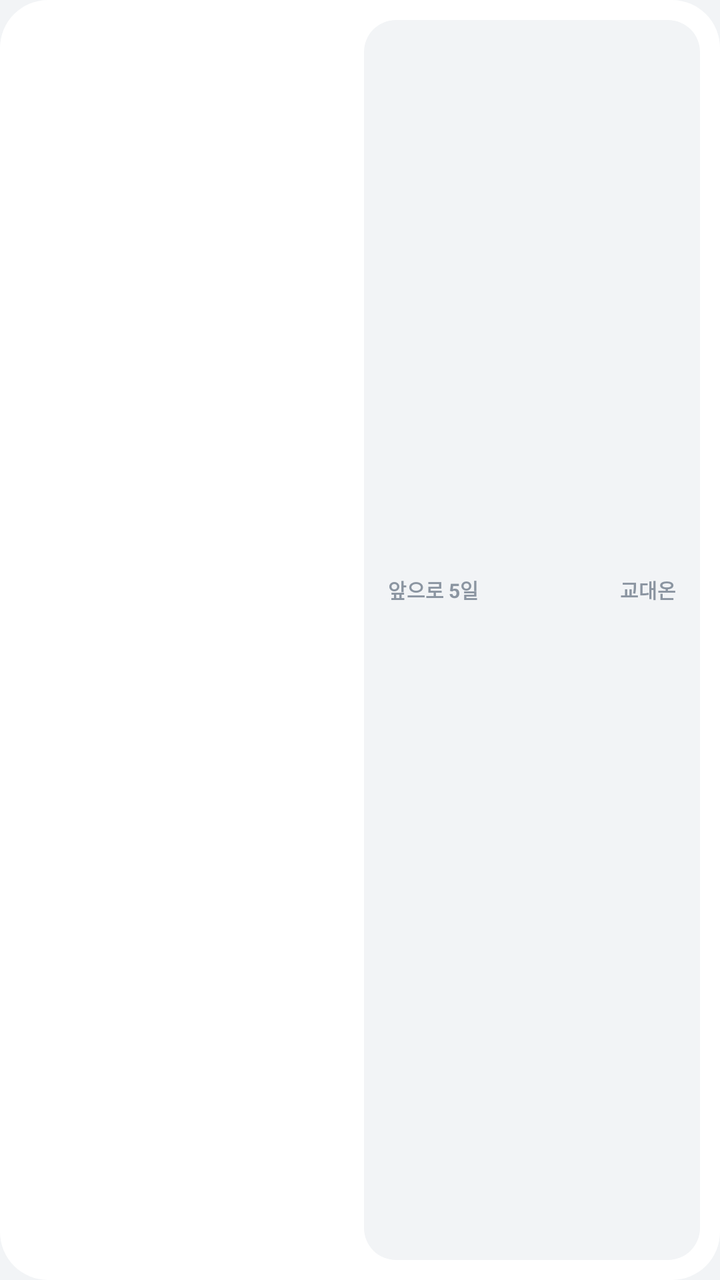
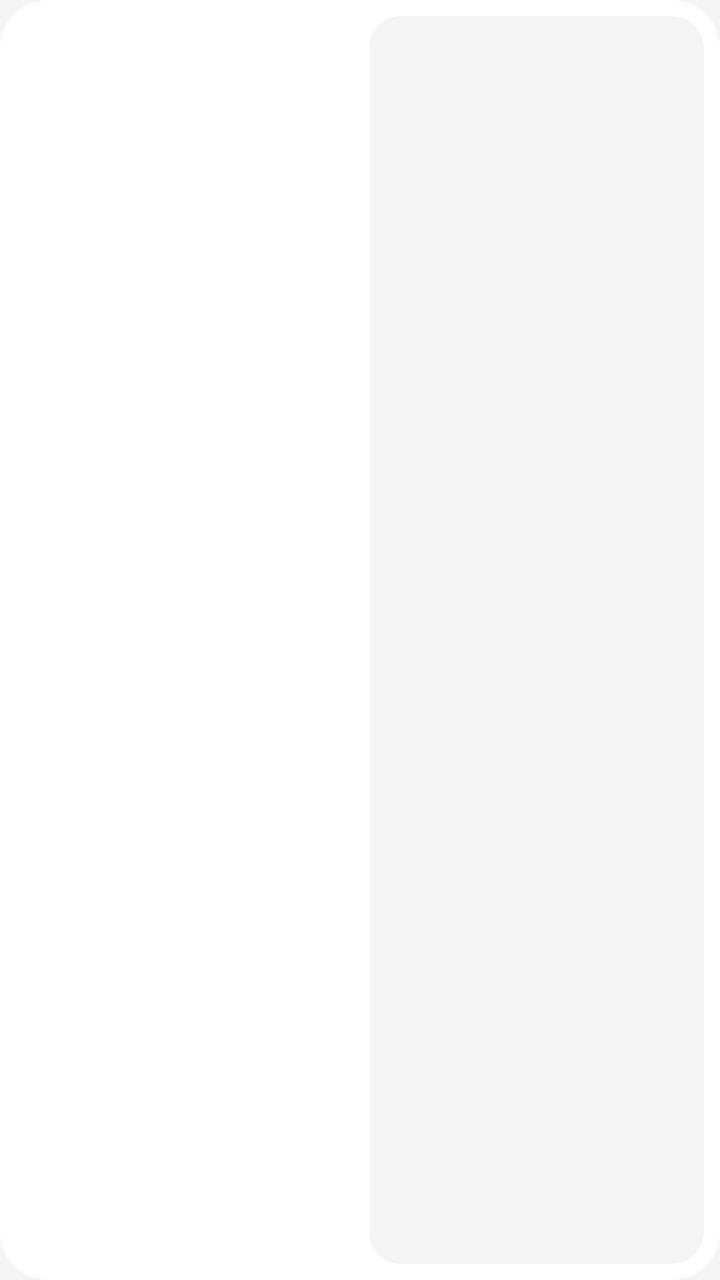

Compare the two renders of this Android layout. The source of the first and the diff that turns it into the second are given below.
<!-- AndroidManifest.xml: application theme AppTheme -->
<!-- res/layout/widget_4x1.xml -->
<?xml version="1.0" encoding="utf-8"?>
<FrameLayout xmlns:android="http://schemas.android.com/apk/res/android"
    android:id="@+id/root"
    android:layout_width="match_parent"
    android:layout_height="match_parent"
    android:background="@drawable/widget_bg"
    android:padding="10dp">

    <TextView android:id="@+id/empty" android:layout_width="match_parent" android:layout_height="match_parent" android:gravity="center" android:text="@string/widget_empty" android:textColor="@color/w_sub" android:textSize="12sp" android:visibility="gone" />

    <LinearLayout android:id="@+id/content" android:layout_width="match_parent" android:layout_height="match_parent" android:orientation="horizontal">
        <LinearLayout android:layout_width="0dp" android:layout_height="match_parent" android:layout_weight="1" android:gravity="center_vertical" android:orientation="vertical" android:paddingStart="10dp">
            <TextView android:id="@+id/today_cap" android:layout_width="wrap_content" android:layout_height="wrap_content" android:includeFontPadding="false" android:maxLines="1" android:ellipsize="end" android:textSize="11sp" android:textColor="@color/w_sub" android:textStyle="bold" />
            <TextView android:id="@+id/today_name" android:layout_width="wrap_content" android:layout_marginTop="3dp" android:layout_height="wrap_content" android:includeFontPadding="false" android:maxLines="1" android:ellipsize="end" android:textSize="26sp" android:textColor="@color/w_blue" android:textStyle="bold" />
            <TextView android:id="@+id/today_time" android:layout_width="wrap_content" android:layout_marginTop="3dp" android:layout_height="wrap_content" android:includeFontPadding="false" android:maxLines="1" android:ellipsize="end" android:textSize="11sp" android:textColor="@color/w_body" />
        </LinearLayout>
        <LinearLayout android:layout_width="0dp" android:layout_height="match_parent" android:layout_weight="0.8" android:gravity="center_vertical" android:orientation="vertical" android:paddingStart="4dp">
            <TextView android:id="@+id/next_cap" android:layout_width="wrap_content" android:layout_height="wrap_content" android:includeFontPadding="false" android:maxLines="1" android:ellipsize="end" android:textSize="11sp" android:textColor="@color/w_sub" android:textStyle="bold" />
            <TextView android:id="@+id/next_name" android:layout_width="wrap_content" android:layout_marginTop="3dp" android:layout_height="wrap_content" android:includeFontPadding="false" android:maxLines="1" android:ellipsize="end" android:textSize="19sp" android:textColor="@color/w_ink" android:textStyle="bold" />
            <TextView android:id="@+id/next_time" android:layout_width="wrap_content" android:layout_marginTop="3dp" android:layout_height="wrap_content" android:includeFontPadding="false" android:maxLines="1" android:ellipsize="end" android:textSize="11sp" android:textColor="@color/w_body" />
        </LinearLayout>
        <LinearLayout android:layout_width="0dp" android:layout_height="match_parent" android:layout_weight="1.75" android:background="@drawable/widget_inset" android:gravity="center_vertical" android:orientation="vertical" android:paddingStart="12dp" android:paddingTop="8dp" android:paddingEnd="12dp" android:paddingBottom="8dp">
            <LinearLayout android:layout_width="match_parent" android:layout_height="wrap_content" android:orientation="horizontal">
                <TextView android:layout_width="0dp" android:layout_height="wrap_content" android:layout_weight="1" android:includeFontPadding="false" android:text="@string/next_5" android:textColor="@color/w_sub" android:textSize="10sp" android:textStyle="bold" />
                <TextView android:layout_width="wrap_content" android:layout_height="wrap_content" android:includeFontPadding="false" android:text="@string/app_name" android:textColor="@color/w_sub" android:textSize="10sp" android:textStyle="bold" />
            </LinearLayout>
            <LinearLayout android:layout_width="match_parent" android:layout_marginTop="5dp" android:layout_height="wrap_content" android:orientation="horizontal">
                <LinearLayout android:layout_width="0dp" android:layout_height="wrap_content" android:layout_weight="1" android:gravity="center_horizontal" android:orientation="vertical">
                    <TextView android:id="@+id/d0_w" android:layout_width="wrap_content" android:layout_height="wrap_content" android:includeFontPadding="false" android:maxLines="1" android:ellipsize="end" android:textSize="9sp" android:textColor="@color/w_sub" />
                    <TextView android:id="@+id/d0_s" android:layout_width="wrap_content" android:layout_marginTop="2dp" android:layout_height="wrap_content" android:includeFontPadding="false" android:maxLines="1" android:ellipsize="end" android:textSize="16sp" android:textColor="@color/w_ink" android:textStyle="bold" />
                    <TextView android:id="@+id/d0_n" android:layout_width="wrap_content" android:layout_marginTop="2dp" android:layout_height="wrap_content" android:includeFontPadding="false" android:maxLines="1" android:ellipsize="end" android:textSize="10sp" android:textColor="@color/w_body" android:textStyle="bold" />
                </LinearLayout>
                <LinearLayout android:layout_width="0dp" android:layout_height="wrap_content" android:layout_weight="1" android:gravity="center_horizontal" android:orientation="vertical">
                    <TextView android:id="@+id/d1_w" android:layout_width="wrap_content" android:layout_height="wrap_content" android:includeFontPadding="false" android:maxLines="1" android:ellipsize="end" android:textSize="9sp" android:textColor="@color/w_sub" />
                    <TextView android:id="@+id/d1_s" android:layout_width="wrap_content" android:layout_marginTop="2dp" android:layout_height="wrap_content" android:includeFontPadding="false" android:maxLines="1" android:ellipsize="end" android:textSize="16sp" android:textColor="@color/w_ink" android:textStyle="bold" />
                    <TextView android:id="@+id/d1_n" android:layout_width="wrap_content" android:layout_marginTop="2dp" android:layout_height="wrap_content" android:includeFontPadding="false" android:maxLines="1" android:ellipsize="end" android:textSize="10sp" android:textColor="@color/w_body" android:textStyle="bold" />
                </LinearLayout>
                <LinearLayout android:layout_width="0dp" android:layout_height="wrap_content" android:layout_weight="1" android:gravity="center_horizontal" android:orientation="vertical">
                    <TextView android:id="@+id/d2_w" android:layout_width="wrap_content" android:layout_height="wrap_content" android:includeFontPadding="false" android:maxLines="1" android:ellipsize="end" android:textSize="9sp" android:textColor="@color/w_sub" />
                    <TextView android:id="@+id/d2_s" android:layout_width="wrap_content" android:layout_marginTop="2dp" android:layout_height="wrap_content" android:includeFontPadding="false" android:maxLines="1" android:ellipsize="end" android:textSize="16sp" android:textColor="@color/w_ink" android:textStyle="bold" />
                    <TextView android:id="@+id/d2_n" android:layout_width="wrap_content" android:layout_marginTop="2dp" android:layout_height="wrap_content" android:includeFontPadding="false" android:maxLines="1" android:ellipsize="end" android:textSize="10sp" android:textColor="@color/w_body" android:textStyle="bold" />
                </LinearLayout>
                <LinearLayout android:layout_width="0dp" android:layout_height="wrap_content" android:layout_weight="1" android:gravity="center_horizontal" android:orientation="vertical">
                    <TextView android:id="@+id/d3_w" android:layout_width="wrap_content" android:layout_height="wrap_content" android:includeFontPadding="false" android:maxLines="1" android:ellipsize="end" android:textSize="9sp" android:textColor="@color/w_sub" />
                    <TextView android:id="@+id/d3_s" android:layout_width="wrap_content" android:layout_marginTop="2dp" android:layout_height="wrap_content" android:includeFontPadding="false" android:maxLines="1" android:ellipsize="end" android:textSize="16sp" android:textColor="@color/w_ink" android:textStyle="bold" />
                    <TextView android:id="@+id/d3_n" android:layout_width="wrap_content" android:layout_marginTop="2dp" android:layout_height="wrap_content" android:includeFontPadding="false" android:maxLines="1" android:ellipsize="end" android:textSize="10sp" android:textColor="@color/w_body" android:textStyle="bold" />
                </LinearLayout>
                <LinearLayout android:layout_width="0dp" android:layout_height="wrap_content" android:layout_weight="1" android:gravity="center_horizontal" android:orientation="vertical">
                    <TextView android:id="@+id/d4_w" android:layout_width="wrap_content" android:layout_height="wrap_content" android:includeFontPadding="false" android:maxLines="1" android:ellipsize="end" android:textSize="9sp" android:textColor="@color/w_sub" />
                    <TextView android:id="@+id/d4_s" android:layout_width="wrap_content" android:layout_marginTop="2dp" android:layout_height="wrap_content" android:includeFontPadding="false" android:maxLines="1" android:ellipsize="end" android:textSize="16sp" android:textColor="@color/w_ink" android:textStyle="bold" />
                    <TextView android:id="@+id/d4_n" android:layout_width="wrap_content" android:layout_marginTop="2dp" android:layout_height="wrap_content" android:includeFontPadding="false" android:maxLines="1" android:ellipsize="end" android:textSize="10sp" android:textColor="@color/w_body" android:textStyle="bold" />
                </LinearLayout>
            </LinearLayout>
        </LinearLayout>
    </LinearLayout>
</FrameLayout>
<!-- resources referenced by this layout -->
<resources>
  <color name="w_blue">#3182F6</color>
  <color name="w_body">#4E5968</color>
  <color name="w_ink">#191F28</color>
  <color name="w_sub">#8B95A1</color>
  <!-- drawable widget_bg (drawable) -->
  <?xml version="1.0" encoding="utf-8"?>
  <shape xmlns:android="http://schemas.android.com/apk/res/android" android:shape="rectangle">
      <solid android:color="@color/w_bg" />
      <corners android:radius="24dp" />
  </shape>
  <!-- drawable widget_inset (drawable) -->
  <?xml version="1.0" encoding="utf-8"?>
  <shape xmlns:android="http://schemas.android.com/apk/res/android" android:shape="rectangle">
      <solid android:color="@color/w_inset" />
      <corners android:radius="16dp" />
  </shape>
  <string name="app_name">교대온</string>
  <string name="next_5">앞으로 5일</string>
  <string name="widget_empty">앱을 한 번 열면 근무가 보여요</string>
  <style name="AppTheme" parent="android:Theme.Material.Light.NoActionBar">
          <item name="android:windowBackground">@color/page</item>
          <item name="android:statusBarColor">@color/page</item>
          <item name="android:navigationBarColor">@color/page</item>
          <item name="android:windowLightStatusBar">true</item>
      </style>
  <color name="w_bg">#FFFFFF</color>
  <color name="w_inset">#F2F4F6</color>
  <color name="page">#F2F4F6</color>
</resources>

<!-- the commit's change to res/layout/widget_4x1.xml (unified diff, before → after) -->
@@ -4,53 +4,47 @@
     android:layout_width="match_parent"
     android:layout_height="match_parent"
     android:background="@drawable/widget_bg"
-    android:padding="10dp">
+    android:padding="8dp">
 
-    <TextView android:id="@+id/empty" android:layout_width="match_parent" android:layout_height="match_parent" android:gravity="center" android:text="@string/widget_empty" android:textColor="@color/w_sub" android:textSize="12sp" android:visibility="gone" />
+    <TextView android:id="@+id/empty" android:layout_width="match_parent" android:layout_height="match_parent" android:gravity="center" android:text="@string/widget_empty" android:textColor="@color/w_sub" android:textSize="11sp" android:visibility="gone" />
 
     <LinearLayout android:id="@+id/content" android:layout_width="match_parent" android:layout_height="match_parent" android:orientation="horizontal">
-        <LinearLayout android:layout_width="0dp" android:layout_height="match_parent" android:layout_weight="1" android:gravity="center_vertical" android:orientation="vertical" android:paddingStart="10dp">
-            <TextView android:id="@+id/today_cap" android:layout_width="wrap_content" android:layout_height="wrap_content" android:includeFontPadding="false" android:maxLines="1" android:ellipsize="end" android:textSize="11sp" android:textColor="@color/w_sub" android:textStyle="bold" />
-            <TextView android:id="@+id/today_name" android:layout_width="wrap_content" android:layout_marginTop="3dp" android:layout_height="wrap_content" android:includeFontPadding="false" android:maxLines="1" android:ellipsize="end" android:textSize="26sp" android:textColor="@color/w_blue" android:textStyle="bold" />
-            <TextView android:id="@+id/today_time" android:layout_width="wrap_content" android:layout_marginTop="3dp" android:layout_height="wrap_content" android:includeFontPadding="false" android:maxLines="1" android:ellipsize="end" android:textSize="11sp" android:textColor="@color/w_body" />
+        <LinearLayout android:layout_width="0dp" android:layout_height="match_parent" android:layout_weight="1" android:gravity="center_vertical" android:orientation="vertical" android:paddingStart="8dp">
+            <TextView android:id="@+id/today_cap" android:layout_width="wrap_content" android:layout_height="wrap_content" android:includeFontPadding="false" android:maxLines="1" android:ellipsize="end" android:textSize="10sp" android:textColor="@color/w_sub" android:textStyle="bold" />
+            <TextView android:id="@+id/today_name" android:layout_width="wrap_content" android:layout_height="wrap_content" android:layout_marginTop="1dp" android:includeFontPadding="false" android:maxLines="1" android:ellipsize="end" android:textSize="22sp" android:textColor="@color/w_blue" android:textStyle="bold" />
+            <TextView android:id="@+id/today_time" android:layout_width="wrap_content" android:layout_height="wrap_content" android:layout_marginTop="1dp" android:includeFontPadding="false" android:maxLines="1" android:ellipsize="end" android:textSize="10sp" android:textColor="@color/w_body" />
         </LinearLayout>
-        <LinearLayout android:layout_width="0dp" android:layout_height="match_parent" android:layout_weight="0.8" android:gravity="center_vertical" android:orientation="vertical" android:paddingStart="4dp">
-            <TextView android:id="@+id/next_cap" android:layout_width="wrap_content" android:layout_height="wrap_content" android:includeFontPadding="false" android:maxLines="1" android:ellipsize="end" android:textSize="11sp" android:textColor="@color/w_sub" android:textStyle="bold" />
-            <TextView android:id="@+id/next_name" android:layout_width="wrap_content" android:layout_marginTop="3dp" android:layout_height="wrap_content" android:includeFontPadding="false" android:maxLines="1" android:ellipsize="end" android:textSize="19sp" android:textColor="@color/w_ink" android:textStyle="bold" />
-            <TextView android:id="@+id/next_time" android:layout_width="wrap_content" android:layout_marginTop="3dp" android:layout_height="wrap_content" android:includeFontPadding="false" android:maxLines="1" android:ellipsize="end" android:textSize="11sp" android:textColor="@color/w_body" />
+        <LinearLayout android:layout_width="0dp" android:layout_height="match_parent" android:layout_weight="0.8" android:gravity="center_vertical" android:orientation="vertical" android:paddingStart="2dp">
+            <TextView android:id="@+id/next_cap" android:layout_width="wrap_content" android:layout_height="wrap_content" android:includeFontPadding="false" android:maxLines="1" android:ellipsize="end" android:textSize="10sp" android:textColor="@color/w_sub" android:textStyle="bold" />
+            <TextView android:id="@+id/next_name" android:layout_width="wrap_content" android:layout_height="wrap_content" android:layout_marginTop="2dp" android:includeFontPadding="false" android:maxLines="1" android:ellipsize="end" android:textSize="17sp" android:textColor="@color/w_ink" android:textStyle="bold" />
+            <TextView android:id="@+id/next_time" android:layout_width="wrap_content" android:layout_height="wrap_content" android:layout_marginTop="2dp" android:includeFontPadding="false" android:maxLines="1" android:ellipsize="end" android:textSize="10sp" android:textColor="@color/w_body" />
         </LinearLayout>
-        <LinearLayout android:layout_width="0dp" android:layout_height="match_parent" android:layout_weight="1.75" android:background="@drawable/widget_inset" android:gravity="center_vertical" android:orientation="vertical" android:paddingStart="12dp" android:paddingTop="8dp" android:paddingEnd="12dp" android:paddingBottom="8dp">
-            <LinearLayout android:layout_width="match_parent" android:layout_height="wrap_content" android:orientation="horizontal">
-                <TextView android:layout_width="0dp" android:layout_height="wrap_content" android:layout_weight="1" android:includeFontPadding="false" android:text="@string/next_5" android:textColor="@color/w_sub" android:textSize="10sp" android:textStyle="bold" />
-                <TextView android:layout_width="wrap_content" android:layout_height="wrap_content" android:includeFontPadding="false" android:text="@string/app_name" android:textColor="@color/w_sub" android:textSize="10sp" android:textStyle="bold" />
-            </LinearLayout>
-            <LinearLayout android:layout_width="match_parent" android:layout_marginTop="5dp" android:layout_height="wrap_content" android:orientation="horizontal">
+        <LinearLayout android:layout_width="0dp" android:layout_height="match_parent" android:layout_weight="1.7" android:background="@drawable/widget_inset" android:gravity="center_vertical" android:orientation="horizontal" android:paddingStart="6dp" android:paddingEnd="6dp">
                 <LinearLayout android:layout_width="0dp" android:layout_height="wrap_content" android:layout_weight="1" android:gravity="center_horizontal" android:orientation="vertical">
                     <TextView android:id="@+id/d0_w" android:layout_width="wrap_content" android:layout_height="wrap_content" android:includeFontPadding="false" android:maxLines="1" android:ellipsize="end" android:textSize="9sp" android:textColor="@color/w_sub" />
-                    <TextView android:id="@+id/d0_s" android:layout_width="wrap_content" android:layout_marginTop="2dp" android:layout_height="wrap_content" android:includeFontPadding="false" android:maxLines="1" android:ellipsize="end" android:textSize="16sp" android:textColor="@color/w_ink" android:textStyle="bold" />
-                    <TextView android:id="@+id/d0_n" android:layout_width="wrap_content" android:layout_marginTop="2dp" android:layout_height="wrap_content" android:includeFontPadding="false" android:maxLines="1" android:ellipsize="end" android:textSize="10sp" android:textColor="@color/w_body" android:textStyle="bold" />
+                    <TextView android:id="@+id/d0_s" android:layout_width="wrap_content" android:layout_height="wrap_content" android:layout_marginTop="1dp" android:includeFontPadding="false" android:maxLines="1" android:ellipsize="end" android:textSize="14sp" android:textColor="@color/w_ink" android:textStyle="bold" />
+                    <TextView android:id="@+id/d0_n" android:layout_width="wrap_content" android:layout_height="wrap_content" android:layout_marginTop="1dp" android:includeFontPadding="false" android:maxLines="1" android:ellipsize="end" android:textSize="9sp" android:textColor="@color/w_body" android:textStyle="bold" />
                 </LinearLayout>
                 <LinearLayout android:layout_width="0dp" android:layout_height="wrap_content" android:layout_weight="1" android:gravity="center_horizontal" android:orientation="vertical">
                     <TextView android:id="@+id/d1_w" android:layout_width="wrap_content" android:layout_height="wrap_content" android:includeFontPadding="false" android:maxLines="1" android:ellipsize="end" android:textSize="9sp" android:textColor="@color/w_sub" />
-                    <TextView android:id="@+id/d1_s" android:layout_width="wrap_content" android:layout_marginTop="2dp" android:layout_height="wrap_content" android:includeFontPadding="false" android:maxLines="1" android:ellipsize="end" android:textSize="16sp" android:textColor="@color/w_ink" android:textStyle="bold" />
-                    <TextView android:id="@+id/d1_n" android:layout_width="wrap_content" android:layout_marginTop="2dp" android:layout_height="wrap_content" android:includeFontPadding="false" android:maxLines="1" android:ellipsize="end" android:textSize="10sp" android:textColor="@color/w_body" android:textStyle="bold" />
+                    <TextView android:id="@+id/d1_s" android:layout_width="wrap_content" android:layout_height="wrap_content" android:layout_marginTop="1dp" android:includeFontPadding="false" android:maxLines="1" android:ellipsize="end" android:textSize="14sp" android:textColor="@color/w_ink" android:textStyle="bold" />
+                    <TextView android:id="@+id/d1_n" android:layout_width="wrap_content" android:layout_height="wrap_content" android:layout_marginTop="1dp" android:includeFontPadding="false" android:maxLines="1" android:ellipsize="end" android:textSize="9sp" android:textColor="@color/w_body" android:textStyle="bold" />
                 </LinearLayout>
                 <LinearLayout android:layout_width="0dp" android:layout_height="wrap_content" android:layout_weight="1" android:gravity="center_horizontal" android:orientation="vertical">
                     <TextView android:id="@+id/d2_w" android:layout_width="wrap_content" android:layout_height="wrap_content" android:includeFontPadding="false" android:maxLines="1" android:ellipsize="end" android:textSize="9sp" android:textColor="@color/w_sub" />
-                    <TextView android:id="@+id/d2_s" android:layout_width="wrap_content" android:layout_marginTop="2dp" android:layout_height="wrap_content" android:includeFontPadding="false" android:maxLines="1" android:ellipsize="end" android:textSize="16sp" android:textColor="@color/w_ink" android:textStyle="bold" />
-                    <TextView android:id="@+id/d2_n" android:layout_width="wrap_content" android:layout_marginTop="2dp" android:layout_height="wrap_content" android:includeFontPadding="false" android:maxLines="1" android:ellipsize="end" android:textSize="10sp" android:textColor="@color/w_body" android:textStyle="bold" />
+                    <TextView android:id="@+id/d2_s" android:layout_width="wrap_content" android:layout_height="wrap_content" android:layout_marginTop="1dp" android:includeFontPadding="false" android:maxLines="1" android:ellipsize="end" android:textSize="14sp" android:textColor="@color/w_ink" android:textStyle="bold" />
+                    <TextView android:id="@+id/d2_n" android:layout_width="wrap_content" android:layout_height="wrap_content" android:layout_marginTop="1dp" android:includeFontPadding="false" android:maxLines="1" android:ellipsize="end" android:textSize="9sp" android:textColor="@color/w_body" android:textStyle="bold" />
                 </LinearLayout>
                 <LinearLayout android:layout_width="0dp" android:layout_height="wrap_content" android:layout_weight="1" android:gravity="center_horizontal" android:orientation="vertical">
                     <TextView android:id="@+id/d3_w" android:layout_width="wrap_content" android:layout_height="wrap_content" android:includeFontPadding="false" android:maxLines="1" android:ellipsize="end" android:textSize="9sp" android:textColor="@color/w_sub" />
-                    <TextView android:id="@+id/d3_s" android:layout_width="wrap_content" android:layout_marginTop="2dp" android:layout_height="wrap_content" android:includeFontPadding="false" android:maxLines="1" android:ellipsize="end" android:textSize="16sp" android:textColor="@color/w_ink" android:textStyle="bold" />
-                    <TextView android:id="@+id/d3_n" android:layout_width="wrap_content" android:layout_marginTop="2dp" android:layout_height="wrap_content" android:includeFontPadding="false" android:maxLines="1" android:ellipsize="end" android:textSize="10sp" android:textColor="@color/w_body" android:textStyle="bold" />
+                    <TextView android:id="@+id/d3_s" android:layout_width="wrap_content" android:layout_height="wrap_content" android:layout_marginTop="1dp" android:includeFontPadding="false" android:maxLines="1" android:ellipsize="end" android:textSize="14sp" android:textColor="@color/w_ink" android:textStyle="bold" />
+                    <TextView android:id="@+id/d3_n" android:layout_width="wrap_content" android:layout_height="wrap_content" android:layout_marginTop="1dp" android:includeFontPadding="false" android:maxLines="1" android:ellipsize="end" android:textSize="9sp" android:textColor="@color/w_body" android:textStyle="bold" />
                 </LinearLayout>
                 <LinearLayout android:layout_width="0dp" android:layout_height="wrap_content" android:layout_weight="1" android:gravity="center_horizontal" android:orientation="vertical">
                     <TextView android:id="@+id/d4_w" android:layout_width="wrap_content" android:layout_height="wrap_content" android:includeFontPadding="false" android:maxLines="1" android:ellipsize="end" android:textSize="9sp" android:textColor="@color/w_sub" />
-                    <TextView android:id="@+id/d4_s" android:layout_width="wrap_content" android:layout_marginTop="2dp" android:layout_height="wrap_content" android:includeFontPadding="false" android:maxLines="1" android:ellipsize="end" android:textSize="16sp" android:textColor="@color/w_ink" android:textStyle="bold" />
-                    <TextView android:id="@+id/d4_n" android:layout_width="wrap_content" android:layout_marginTop="2dp" android:layout_height="wrap_content" android:includeFontPadding="false" android:maxLines="1" android:ellipsize="end" android:textSize="10sp" android:textColor="@color/w_body" android:textStyle="bold" />
+                    <TextView android:id="@+id/d4_s" android:layout_width="wrap_content" android:layout_height="wrap_content" android:layout_marginTop="1dp" android:includeFontPadding="false" android:maxLines="1" android:ellipsize="end" android:textSize="14sp" android:textColor="@color/w_ink" android:textStyle="bold" />
+                    <TextView android:id="@+id/d4_n" android:layout_width="wrap_content" android:layout_height="wrap_content" android:layout_marginTop="1dp" android:includeFontPadding="false" android:maxLines="1" android:ellipsize="end" android:textSize="9sp" android:textColor="@color/w_body" android:textStyle="bold" />
                 </LinearLayout>
-            </LinearLayout>
         </LinearLayout>
     </LinearLayout>
 </FrameLayout>
<!-- resource entries referenced after the edit -->
@@ -16,8 +16,6 @@
       <solid android:color="@color/w_inset" />
       <corners android:radius="16dp" />
   </shape>
-  <string name="app_name">교대온</string>
-  <string name="next_5">앞으로 5일</string>
   <string name="widget_empty">앱을 한 번 열면 근무가 보여요</string>
   <style name="AppTheme" parent="android:Theme.Material.Light.NoActionBar">
           <item name="android:windowBackground">@color/page</item>
